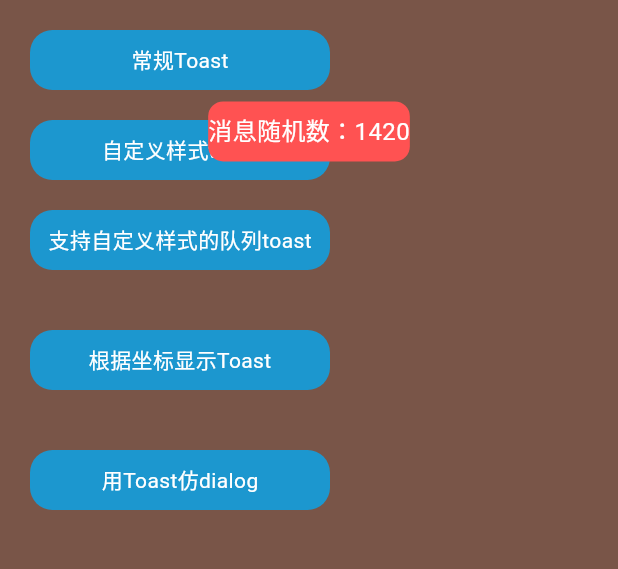
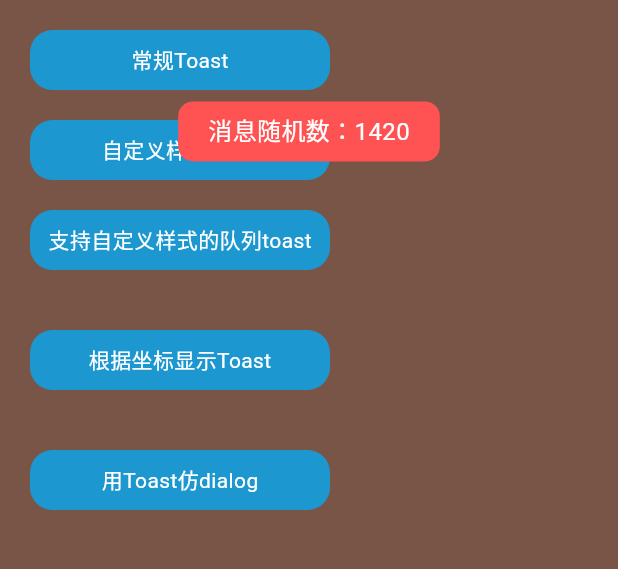
Before and after one commit to zhengzaihong/uikit, a Flutter app: the ToastExample screen opened directly, after a tap on "支持自定义样式的队列toast", on a phone screen of 412 x 824 dp, the part 84-653 px from its top. Run offline on Flutter 3.47's test engine with Material 3 defaults, Android fonts, the phone set to English and light mode, and no system bars.

Commit message:
"优化中"

```diff
--- a/example/lib/toast_example.dart
+++ b/example/lib/toast_example.dart
@@ -145,6 +145,7 @@ class _ToastExampleState extends State<ToastExample> {
                           buildStyle: (context,task){
                           return Container(
                             height: 40,
+                            padding: EdgeInsets.symmetric(horizontal: 20),
                             alignment: Alignment.center,
                             decoration: const BoxDecoration(
                               color: Colors.redAccent,
```
